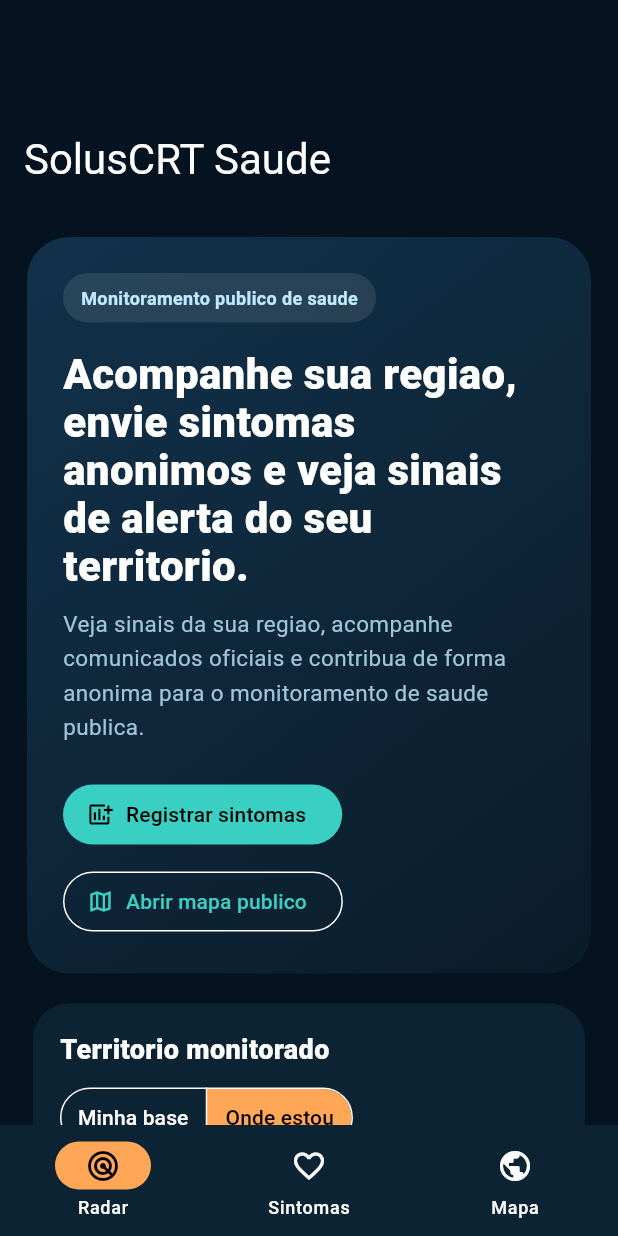
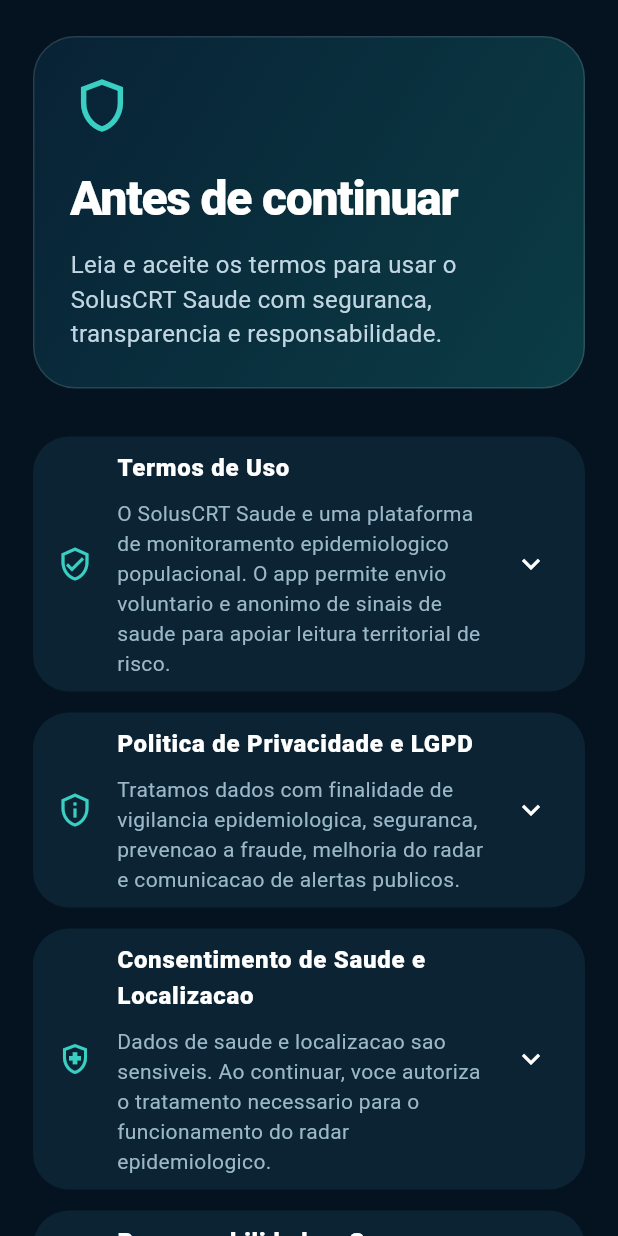
Before and after one commit to wggarcia/app-saude, a Flutter app: the screen it shows after launch, on a phone screen of 412 x 824 dp. Run offline on Flutter 3.47's test engine with Material 3 defaults, Android fonts, the phone set to English and light mode, and no system bars; our stand-ins replace firebase_core, firebase_messaging, flutter_local_notifications, flutter_map, geolocator, latlong2 and 1 more; accounts and stored records are empty.

Commit message:
Adicionar aceite legal no app

```diff
--- a/app_saude/lib/main.dart
+++ b/app_saude/lib/main.dart
@@ -2,6 +2,7 @@
 
 import 'servicos/push_service.dart';
 import 'telas/home/tela_home.dart';
+import 'telas/legal/tela_aceite_legal.dart';
 
 Future<void> main() async {
   WidgetsFlutterBinding.ensureInitialized();
@@ -44,7 +45,7 @@
           ),
         ),
       ),
-      home: const TelaHome(),
+      home: const LegalGate(child: TelaHome()),
     );
   }
 }
--- /dev/null
+++ b/app_saude/lib/servicos/legal_consent_service.dart
@@ -0,0 +1,34 @@
+import 'package:shared_preferences/shared_preferences.dart';
+
+import 'public_api_service.dart';
+
+class LegalConsentService {
+  static const currentVersion = '2026.04.23';
+  static const _acceptedVersionKey = 'soluscrt_legal_accepted_version';
+  static const _acceptedAtKey = 'soluscrt_legal_accepted_at';
+
+  static Future<bool> hasAcceptedCurrentTerms() async {
+    try {
+      final prefs = await SharedPreferences.getInstance();
+      return prefs.getString(_acceptedVersionKey) == currentVersion;
+    } catch (_) {
+      return false;
+    }
+  }
+
+  static Future<void> acceptCurrentTerms() async {
+    final prefs = await SharedPreferences.getInstance();
+    final acceptedAt = DateTime.now().toIso8601String();
+    await prefs.setString(_acceptedVersionKey, currentVersion);
+    await prefs.setString(_acceptedAtKey, acceptedAt);
+    try {
+      await PublicApiService.registrarAceiteLegal(
+        versao: currentVersion,
+        aceitoEm: acceptedAt,
+      );
+    } catch (_) {
+      // O aceite local libera o uso; o backend registra novamente em uma
+      // proxima versao se o termo mudar ou se o usuario reinstalar o app.
+    }
+  }
+}
--- a/app_saude/lib/servicos/public_api_service.dart
+++ b/app_saude/lib/servicos/public_api_service.dart
@@ -157,6 +157,31 @@
     return data;
   }
 
+  static Future<void> registrarAceiteLegal({
+    required String versao,
+    required String aceitoEm,
+  }) async {
+    final deviceId = await DeviceService.getDeviceId();
+    await http
+        .post(
+          _uri('/api/public/legal-consent'),
+          headers: {
+            'Content-Type': 'application/json',
+            'X-Device-Id': deviceId,
+          },
+          body: jsonEncode({
+            'device_id': deviceId,
+            'versao': versao,
+            'plataforma': 'app',
+            'termos': true,
+            'privacidade': true,
+            'saude_localizacao': true,
+            'aceito_em': aceitoEm,
+          }),
+        )
+        .timeout(_timeout);
+  }
+
   static Map<String, dynamic> _decodeObject(String body) {
     try {
       final data = jsonDecode(body);
--- /dev/null
+++ b/app_saude/lib/telas/legal/tela_aceite_legal.dart
@@ -0,0 +1,396 @@
+import 'package:flutter/material.dart';
+import 'package:flutter/services.dart';
+
+import '../../servicos/legal_consent_service.dart';
+
+class LegalGate extends StatefulWidget {
+  const LegalGate({super.key, required this.child});
+
+  final Widget child;
+
+  @override
+  State<LegalGate> createState() => _LegalGateState();
+}
+
+class _LegalGateState extends State<LegalGate> {
+  late final Future<bool> _accepted =
+      LegalConsentService.hasAcceptedCurrentTerms();
+  bool _acceptedNow = false;
+
+  @override
+  Widget build(BuildContext context) {
+    return FutureBuilder<bool>(
+      future: _accepted,
+      builder: (context, snapshot) {
+        if (!snapshot.hasData) {
+          return const Scaffold(
+            body: Center(child: CircularProgressIndicator()),
+          );
+        }
+
+        if (snapshot.data == true || _acceptedNow) {
+          return widget.child;
+        }
+
+        return TelaAceiteLegal(
+          onAccepted: () async {
+            await LegalConsentService.acceptCurrentTerms();
+            if (!mounted) {
+              return;
+            }
+            setState(() => _acceptedNow = true);
+          },
+        );
+      },
+    );
+  }
+}
+
+class TelaAceiteLegal extends StatefulWidget {
+  const TelaAceiteLegal({super.key, required this.onAccepted});
+
+  final Future<void> Function() onAccepted;
+
+  @override
+  State<TelaAceiteLegal> createState() => _TelaAceiteLegalState();
+}
+
+class _TelaAceiteLegalState extends State<TelaAceiteLegal> {
+  bool _terms = false;
+  bool _privacy = false;
+  bool _health = false;
+  bool _saving = false;
+
+  bool get _canContinue => _terms && _privacy && _health && !_saving;
+
+  Future<void> _accept() async {
+    if (!_canContinue) {
+      return;
+    }
+
+    setState(() => _saving = true);
+    await widget.onAccepted();
+  }
+
+  Future<void> _decline() async {
+    final sair = await showDialog<bool>(
+          context: context,
+          builder: (context) => AlertDialog(
+            title: const Text('Aceite necessario'),
+            content: const Text(
+              'Para proteger voce e a integridade do radar epidemiologico, o app so pode funcionar apos a aceitacao dos Termos de Uso e da Politica de Privacidade.',
+            ),
+            actions: [
+              TextButton(
+                onPressed: () => Navigator.pop(context, false),
+                child: const Text('Voltar'),
+              ),
+              FilledButton.tonal(
+                onPressed: () => Navigator.pop(context, true),
+                child: const Text('Sair do app'),
+              ),
+            ],
+          ),
+        ) ??
+        false;
+
+    if (sair) {
+      SystemNavigator.pop();
+    }
+  }
+
+  @override
+  Widget build(BuildContext context) {
+    return Scaffold(
+      body: SafeArea(
+        child: LayoutBuilder(
+          builder: (context, constraints) {
+            final wide = constraints.maxWidth > 760;
+            return Center(
+              child: ConstrainedBox(
+                constraints: BoxConstraints(maxWidth: wide ? 920 : 620),
+                child: ListView(
+                  padding: EdgeInsets.symmetric(
+                    horizontal: wide ? 40 : 22,
+                    vertical: 24,
+                  ),
+                  children: [
+                    const _LegalHero(),
+                    const SizedBox(height: 18),
+                    const _LegalSection(
+                      icon: Icons.verified_user_outlined,
+                      title: 'Termos de Uso',
+                      summary:
+                          'O SolusCRT Saude e uma plataforma de monitoramento epidemiologico populacional. O app permite envio voluntario e anonimo de sinais de saude para apoiar leitura territorial de risco.',
+                      items: [
+                        'Use o app de boa-fe, com informacoes verdadeiras e sem tentar manipular focos, volumes ou localidades.',
+                        'O app nao substitui consulta medica, diagnostico, prescricao, emergencia, SAMU, pronto atendimento ou orientacao de profissional de saude.',
+                        'Alertas exibidos no app possuem finalidade informativa e preventiva, podendo variar conforme disponibilidade de dados, fontes oficiais e sinais colaborativos.',
+                        'E proibido usar automacao, envio massivo, dados falsos, engenharia reversa, tentativa de invasao ou qualquer ato que comprometa o sistema.',
+                      ],
+                    ),
+                    const _LegalSection(
+                      icon: Icons.privacy_tip_outlined,
+                      title: 'Politica de Privacidade e LGPD',
+                      summary:
+                          'Tratamos dados com finalidade de vigilancia epidemiologica, seguranca, prevencao a fraude, melhoria do radar e comunicacao de alertas publicos.',
+                      items: [
+                        'O app pode tratar sintomas informados, localizacao aproximada ou precisa, cidade, bairro, estado, data, identificadores tecnicos do aparelho e dados de seguranca.',
+                        'Sinais de saude sao usados preferencialmente de forma agregada, estatistica e territorial, reduzindo exposicao individual.',
+                        'A localizacao e usada para registrar sinais no municipio correto, mostrar focos proximos e reduzir risco de informacao falsa.',
+                        'Voce pode revogar permissoes no iPhone a qualquer momento. Sem localizacao atual, algumas funcoes podem ser limitadas para proteger a confiabilidade do mapa.',
+                      ],
+                    ),
+                    const _LegalSection(
+                      icon: Icons.health_and_safety_outlined,
+                      title: 'Consentimento de Saude e Localizacao',
+                      summary:
+                          'Dados de saude e localizacao sao sensiveis. Ao continuar, voce autoriza o tratamento necessario para o funcionamento do radar epidemiologico.',
+                      items: [
+                        'O envio de sintomas e voluntario e deve representar a sua situacao real no momento do envio.',
+                        'O SolusCRT pode aplicar filtros antifraude por aparelho, rede, repeticao, qualidade de GPS e padroes de uso.',
+                        'Casos suspeitos exibidos no mapa nao significam diagnostico confirmado; dados oficiais e sinais colaborativos sao camadas diferentes.',
+                        'Em caso de falta de ar intensa, dor forte, confusao, agravamento ou emergencia, procure atendimento medico imediatamente.',
+                      ],
+                    ),
+                    const _LegalSection(
+                      icon: Icons.gavel_outlined,
+                      title: 'Responsabilidade e Seguranca',
+                      summary:
+                          'A plataforma busca apoiar decisao responsavel, mas depende de conectividade, permissoes, disponibilidade de fontes, qualidade dos envios e validacoes tecnicas.',
+                      items: [
+                        'Podemos atualizar controles, regras antifraude, formas de exibicao, termos e politicas para melhorar seguranca e conformidade.',
+                        'Autoridades, empresas e parceiros institucionais podem visualizar dados agregados conforme perfil contratado, permissao e finalidade adequada.',
+                        'Incidentes, abuso, fraude ou risco de seguranca podem gerar bloqueio, auditoria, descarte de sinais e comunicacoes cabiveis.',
+                        'Versao dos termos: ${LegalConsentService.currentVersion}.',
+                      ],
+                    ),
+                    const SizedBox(height: 8),
+                    _ConsentCheckbox(
+                      value: _terms,
+                      onChanged: (value) => setState(() => _terms = value),
+                      text: 'Li e aceito os Termos de Uso do SolusCRT Saude.',
+                    ),
+                    _ConsentCheckbox(
+                      value: _privacy,
+                      onChanged: (value) => setState(() => _privacy = value),
+                      text:
+                          'Li e aceito a Politica de Privacidade e o tratamento de dados conforme a LGPD.',
+                    ),
+                    _ConsentCheckbox(
+                      value: _health,
+                      onChanged: (value) => setState(() => _health = value),
+                      text:
+                          'Entendo que o app nao substitui atendimento medico e autorizo o uso de localizacao e sinais de saude para o radar epidemiologico.',
+                    ),
+                    const SizedBox(height: 20),
+                    Row(
+                      children: [
+                        Expanded(
+                          child: OutlinedButton(
+                            onPressed: _saving ? null : _decline,
+                            child: const Text('Nao aceito'),
+                          ),
+                        ),
+                        const SizedBox(width: 12),
+                        Expanded(
+                          flex: 2,
+                          child: FilledButton(
+                            onPressed: _canContinue ? _accept : null,
+                            child: _saving
+                                ? const SizedBox(
+                                    height: 18,
+                                    width: 18,
+                                    child: CircularProgressIndicator(
+                                      strokeWidth: 2,
+                                    ),
+                                  )
+                                : const Text('Aceitar e continuar'),
+                          ),
+                        ),
+                      ],
+                    ),
+                    const SizedBox(height: 20),
+                  ],
+                ),
+              ),
+            );
+          },
+        ),
+      ),
+    );
+  }
+}
+
+class _LegalHero extends StatelessWidget {
+  const _LegalHero();
+
+  @override
+  Widget build(BuildContext context) {
+    return Container(
+      padding: const EdgeInsets.all(24),
+      decoration: BoxDecoration(
+        borderRadius: BorderRadius.circular(28),
+        gradient: const LinearGradient(
+          colors: [Color(0xFF082235), Color(0xFF0B3C45)],
+          begin: Alignment.topLeft,
+          end: Alignment.bottomRight,
+        ),
+        border: Border.all(color: Colors.white12),
+      ),
+      child: const Column(
+        crossAxisAlignment: CrossAxisAlignment.start,
+        children: [
+          Icon(Icons.shield_outlined, size: 42, color: Color(0xFF39D0C3)),
+          SizedBox(height: 18),
+          Text(
+            'Antes de continuar',
+            style: TextStyle(
+              color: Colors.white,
+              fontSize: 32,
+              fontWeight: FontWeight.w900,
+              letterSpacing: -0.8,
+            ),
+          ),
+          SizedBox(height: 10),
+          Text(
+            'Leia e aceite os termos para usar o SolusCRT Saude com seguranca, transparencia e responsabilidade.',
+            style: TextStyle(
+              color: Color(0xFFC1D6E2),
+              fontSize: 16,
+              height: 1.45,
+            ),
+          ),
+        ],
+      ),
+    );
+  }
+}
+
+class _LegalSection extends StatelessWidget {
+  const _LegalSection({
+    required this.icon,
+    required this.title,
+    required this.summary,
+    required this.items,
+  });
+
+  final IconData icon;
+  final String title;
+  final String summary;
+  final List<String> items;
+
+  @override
+  Widget build(BuildContext context) {
+    return Card(
+      margin: const EdgeInsets.only(top: 14),
+      child: Theme(
+        data: Theme.of(context).copyWith(dividerColor: Colors.transparent),
+        child: ExpansionTile(
+          leading: Icon(icon, color: const Color(0xFF39D0C3)),
+          title: Text(
+            title,
+            style: const TextStyle(
+              color: Colors.white,
+              fontWeight: FontWeight.w800,
+            ),
+          ),
+          subtitle: Padding(
+            padding: const EdgeInsets.only(top: 8),
+            child: Text(
+              summary,
+              style: const TextStyle(color: Color(0xFF9BB8C9), height: 1.4),
+            ),
+          ),
+          childrenPadding: const EdgeInsets.fromLTRB(20, 0, 20, 18),
+          children: items
+              .map(
+                (item) => Padding(
+                  padding: const EdgeInsets.only(top: 12),
+                  child: Row(
+                    crossAxisAlignment: CrossAxisAlignment.start,
+                    children: [
+                      const Padding(
+                        padding: EdgeInsets.only(top: 5),
+                        child: Icon(
+                          Icons.check_circle,
+                          size: 18,
+                          color: Color(0xFF39D0C3),
+                        ),
+                      ),
+                      const SizedBox(width: 10),
+                      Expanded(
+                        child: Text(
+                          item,
+                          style: const TextStyle(
+                            color: Color(0xFFD8E6EE),
+                            height: 1.45,
+                          ),
+                        ),
+                      ),
+                    ],
+                  ),
+                ),
+              )
+              .toList(),
+        ),
+      ),
+    );
+  }
+}
+
+class _ConsentCheckbox extends StatelessWidget {
+  const _ConsentCheckbox({
+    required this.value,
+    required this.onChanged,
+    required this.text,
+  });
+
+  final bool value;
+  final ValueChanged<bool> onChanged;
+  final String text;
+
+  @override
+  Widget build(BuildContext context) {
+    return Padding(
+      padding: const EdgeInsets.only(top: 10),
+      child: InkWell(
+        borderRadius: BorderRadius.circular(18),
+        onTap: () => onChanged(!value),
+        child: Container(
+          padding: const EdgeInsets.all(16),
+          decoration: BoxDecoration(
+            color: const Color(0xFF071B2A),
+            borderRadius: BorderRadius.circular(18),
+            border: Border.all(
+              color: value ? const Color(0xFF39D0C3) : Colors.white12,
+            ),
+          ),
+          child: Row(
+            crossAxisAlignment: CrossAxisAlignment.start,
+            children: [
+              Checkbox(
+                value: value,
+                onChanged: (next) => onChanged(next ?? false),
+              ),
+              const SizedBox(width: 8),
+              Expanded(
+                child: Padding(
+                  padding: const EdgeInsets.only(top: 10),
+                  child: Text(
+                    text,
+                    style: const TextStyle(
+                      color: Colors.white,
+                      height: 1.35,
+                      fontWeight: FontWeight.w600,
+                    ),
+                  ),
+                ),
+              ),
+            ],
+          ),
+        ),
+      ),
+    );
+  }
+}
```
Also changed, not shown: 5 other files.
